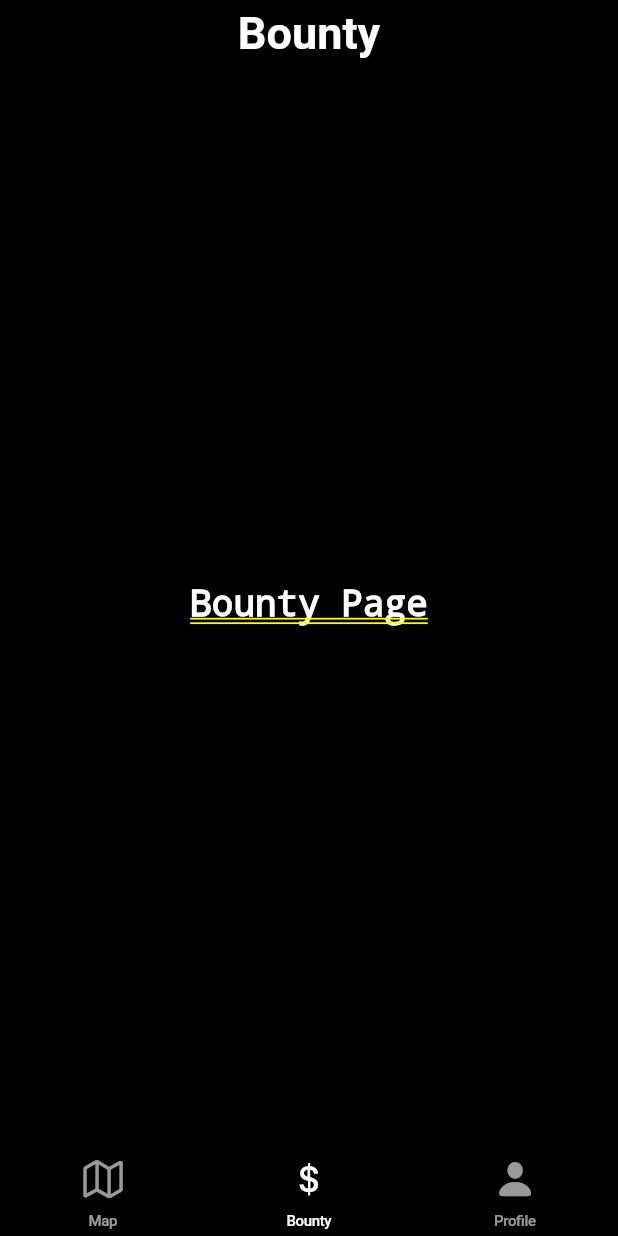
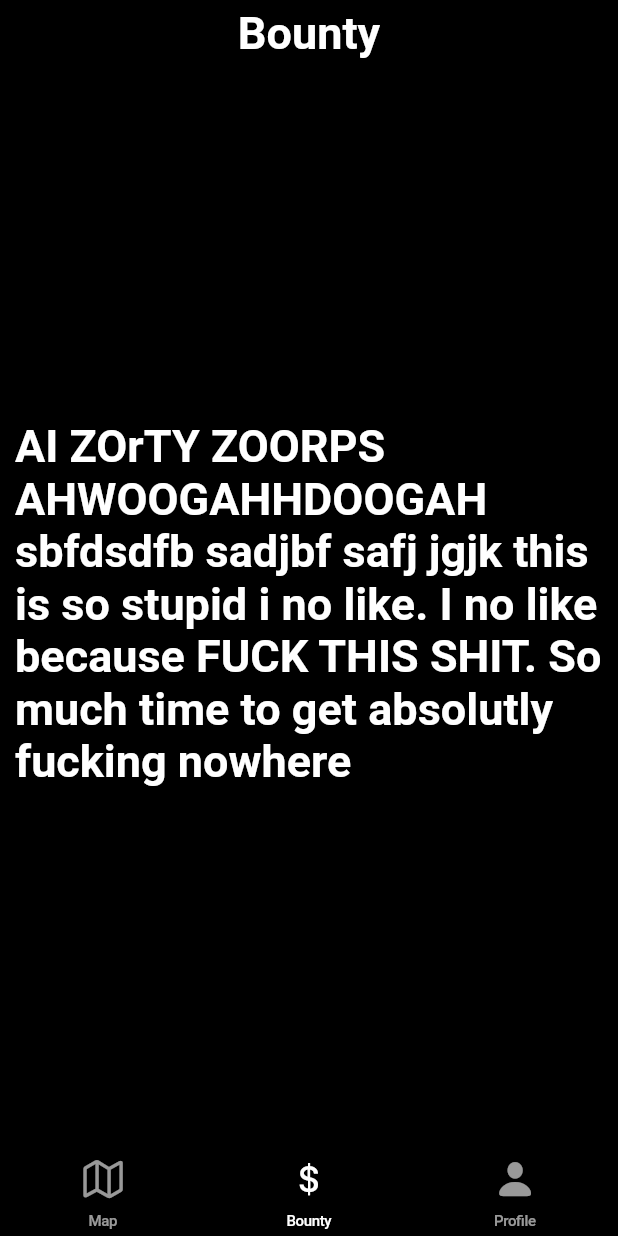
Before and after one commit to BK1031/TouchGrass-LAHacks, a Flutter app: the screen it shows after launch, item 2 of the bottom bar chosen, on a phone screen of 412 x 824 dp. Run offline on Flutter 3.47's test engine with Material 3 defaults, Android fonts, the phone set to English and light mode, and no system bars; our stand-ins replace chat_bubbles, cool_alert, firebase_analytics, firebase_core, fl_chart, fluro and 3 more; missing offline and left inert: mapbox_gl, wolt_modal_sheet; accounts and stored records are empty; generated files the repository leaves out were written again.

Commit message:
much much much better

```diff
--- a/lib/pages/pages.dart
+++ b/lib/pages/pages.dart
@@ -320,12 +320,19 @@ class BountyPage extends StatelessWidget {
         child: Column(
           children: [
             Expanded(
-              child: Center(
-                child: Text(
-                  'Bounty Page',
-                  style: TextStyle(
-                    color: Colors.white,
-                    fontSize: 24,
+              child: Padding(
+                padding: EdgeInsets.all(10),
+                child: Center( // Centering the text vertically and horizontally
+                  child: Text(
+                    'AI ZOrTY ZOORPS AHWOOGAHHDOOGAH sbfdsdfb sadjbf safj jgjk this is so stupid i no like. I no like because FUCK THIS SHIT. So much time to get absolutly fucking nowhere',
+                    style: TextStyle(
+                      fontSize: 30,
+                      fontWeight: FontWeight.bold,
+                      color: Colors.white,
+                      inherit: false,
+                    ),
+                    overflow: TextOverflow.visible,
+                    softWrap: true,
                   ),
                 ),
               ),
```
